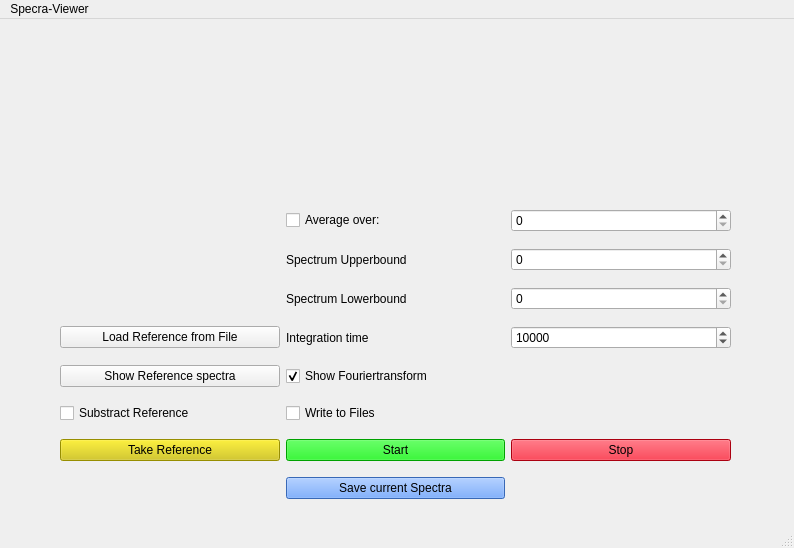
Above: scripts/MainWindow.ui from brandhoff/Ghost-OCT before the change. Below: the same form after it.
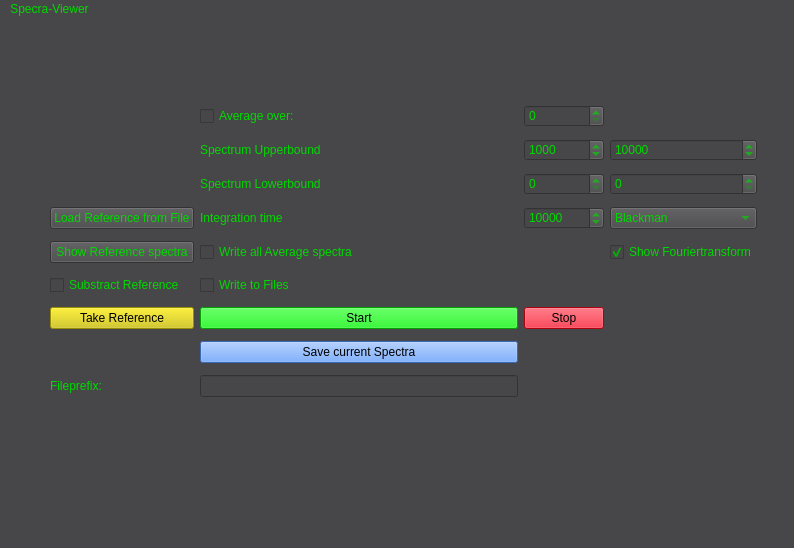
That is the form after the change.

The edit to the form file:
```diff
--- a/scripts/MainWindow.ui
+++ b/scripts/MainWindow.ui
@@ -13,255 +13,23 @@
   <property name="windowTitle">
    <string>MainWindow</string>
   </property>
+  <property name="styleSheet">
+   <string notr="true">background-color: rgb(71, 70, 72);
+color: rgb(0, 217, 0);</string>
+  </property>
   <widget class="QWidget" name="centralwidget">
    <widget class="QWidget" name="gridLayoutWidget">
     <property name="geometry">
      <rect>
-      <x>60</x>
-      <y>180</y>
-      <width>671</width>
+      <x>50</x>
+      <y>80</y>
+      <width>707</width>
       <height>311</height>
      </rect>
     </property>
     <layout class="QGridLayout" name="gridLayout">
-     <item row="10" column="3">
-      <widget class="QPushButton" name="btnStop">
-       <property name="palette">
-        <palette>
-         <active>
-          <colorrole role="Button">
-           <brush brushstyle="SolidPattern">
-            <color alpha="255">
-             <red>239</red>
-             <green>0</green>
-             <blue>23</blue>
-            </color>
-           </brush>
-          </colorrole>
-          <colorrole role="Base">
-           <brush brushstyle="SolidPattern">
-            <color alpha="255">
-             <red>239</red>
-             <green>0</green>
-             <blue>23</blue>
-            </color>
-           </brush>
-          </colorrole>
-          <colorrole role="Window">
-           <brush brushstyle="SolidPattern">
-            <color alpha="255">
-             <red>239</red>
-             <green>0</green>
-             <blue>23</blue>
-            </color>
-           </brush>
-          </colorrole>
-         </active>
-         <inactive>
-          <colorrole role="Button">
-           <brush brushstyle="SolidPattern">
-            <color alpha="255">
-             <red>239</red>
-             <green>0</green>
-             <blue>23</blue>
-            </color>
-           </brush>
-          </colorrole>
-          <colorrole role="Base">
-           <brush brushstyle="SolidPattern">
-            <color alpha="255">
-             <red>239</red>
-             <green>0</green>
-             <blue>23</blue>
-            </color>
-           </brush>
-          </colorrole>
-          <colorrole role="Window">
-           <brush brushstyle="SolidPattern">
-            <color alpha="255">
-             <red>239</red>
-             <green>0</green>
-             <blue>23</blue>
-            </color>
-           </brush>
-          </colorrole>
-         </inactive>
-         <disabled>
-          <colorrole role="Button">
-           <brush brushstyle="SolidPattern">
-            <color alpha="255">
-             <red>239</red>
-             <green>0</green>
-             <blue>23</blue>
-            </color>
-           </brush>
-          </colorrole>
-          <colorrole role="Base">
-           <brush brushstyle="SolidPattern">
-            <color alpha="255">
-             <red>239</red>
-             <green>0</green>
-             <blue>23</blue>
-            </color>
-           </brush>
-          </colorrole>
-          <colorrole role="Window">
-           <brush brushstyle="SolidPattern">
-            <color alpha="255">
-             <red>239</red>
-             <green>0</green>
-             <blue>23</blue>
-            </color>
-           </brush>
-          </colorrole>
-         </disabled>
-        </palette>
-       </property>
-       <property name="styleSheet">
-        <string notr="true">background-color: rgb(239, 0, 23);</string>
-       </property>
-       <property name="text">
-        <string>Stop</string>
-       </property>
-      </widget>
-     </item>
-     <item row="7" column="2">
-      <widget class="QCheckBox" name="checkFFT">
-       <property name="text">
-        <string>Show Fouriertransform</string>
-       </property>
-       <property name="checked">
-        <bool>true</bool>
-       </property>
-      </widget>
-     </item>
-     <item row="8" column="2">
-      <widget class="QCheckBox" name="checkWrite">
-       <property name="text">
-        <string>Write to Files</string>
-       </property>
-      </widget>
-     </item>
-     <item row="10" column="0">
-      <widget class="QPushButton" name="btnTakeRef">
-       <property name="styleSheet">
-        <string notr="true">background-color: rgb(212, 199, 0);</string>
-       </property>
-       <property name="text">
-        <string>Take Reference</string>
-       </property>
-      </widget>
-     </item>
-     <item row="11" column="2">
-      <widget class="QPushButton" name="btnSaveSpec">
-       <property name="styleSheet">
-        <string notr="true">background-color: rgb(79, 145, 255);</string>
-       </property>
-       <property name="text">
-        <string>Save current Spectra</string>
-       </property>
-      </widget>
-     </item>
-     <item row="10" column="2">
-      <widget class="QPushButton" name="btnStart">
-       <property name="palette">
-        <palette>
-         <active>
-          <colorrole role="Button">
-           <brush brushstyle="SolidPattern">
-            <color alpha="255">
-             <red>0</red>
-             <green>226</green>
-             <blue>0</blue>
-            </color>
-           </brush>
-          </colorrole>
-          <colorrole role="Base">
-           <brush brushstyle="SolidPattern">
-            <color alpha="255">
-             <red>0</red>
-             <green>226</green>
-             <blue>0</blue>
-            </color>
-           </brush>
-          </colorrole>
-          <colorrole role="Window">
-           <brush brushstyle="SolidPattern">
-            <color alpha="255">
-             <red>0</red>
-             <green>226</green>
-             <blue>0</blue>
-            </color>
-           </brush>
-          </colorrole>
-         </active>
-         <inactive>
-          <colorrole role="Button">
-           <brush brushstyle="SolidPattern">
-            <color alpha="255">
-             <red>0</red>
-             <green>226</green>
-             <blue>0</blue>
-            </color>
-           </brush>
-          </colorrole>
-          <colorrole role="Base">
-           <brush brushstyle="SolidPattern">
-            <color alpha="255">
-             <red>0</red>
-             <green>226</green>
-             <blue>0</blue>
-            </color>
-           </brush>
-          </colorrole>
-          <colorrole role="Window">
-           <brush brushstyle="SolidPattern">
-            <color alpha="255">
-             <red>0</red>
-             <green>226</green>
-             <blue>0</blue>
-            </color>
-           </brush>
-          </colorrole>
-         </inactive>
-         <disabled>
-          <colorrole role="Button">
-           <brush brushstyle="SolidPattern">
-            <color alpha="255">
-             <red>0</red>
-             <green>226</green>
-             <blue>0</blue>
-            </color>
-           </brush>
-          </colorrole>
-          <colorrole role="Base">
-           <brush brushstyle="SolidPattern">
-            <color alpha="255">
-             <red>0</red>
-             <green>226</green>
-             <blue>0</blue>
-            </color>
-           </brush>
-          </colorrole>
-          <colorrole role="Window">
-           <brush brushstyle="SolidPattern">
-            <color alpha="255">
-             <red>0</red>
-             <green>226</green>
-             <blue>0</blue>
-            </color>
-           </brush>
-          </colorrole>
-         </disabled>
-        </palette>
-       </property>
-       <property name="styleSheet">
-        <string notr="true">background-color: rgb(0, 226, 0);</string>
-       </property>
-       <property name="text">
-        <string>Start</string>
-       </property>
-      </widget>
+     <item row="12" column="2">
+      <widget class="QLineEdit" name="lineEdit"/>
      </item>
      <item row="5" column="0">
       <widget class="QPushButton" name="btnLoadRef">
@@ -277,13 +45,6 @@
        </property>
       </widget>
      </item>
-     <item row="8" column="0">
-      <widget class="QCheckBox" name="checkSub">
-       <property name="text">
-        <string>Substract Reference</string>
-       </property>
-      </widget>
-     </item>
      <item row="1" column="3">
       <widget class="QSpinBox" name="spinAverage">
        <property name="maximum">
@@ -291,6 +52,206 @@
        </property>
       </widget>
      </item>
+     <item row="1" column="2">
+      <widget class="QCheckBox" name="checkAverage">
+       <property name="styleSheet">
+        <string notr="true">color: rgb(0, 217, 0);</string>
+       </property>
+       <property name="text">
+        <string>Average over:</string>
+       </property>
+      </widget>
+     </item>
+     <item row="10" column="2">
+      <widget class="QPushButton" name="btnStart">
+       <property name="palette">
+        <palette>
+         <active>
+          <colorrole role="WindowText">
+           <brush brushstyle="SolidPattern">
+            <color alpha="255">
+             <red>0</red>
+             <green>0</green>
+             <blue>0</blue>
+            </color>
+           </brush>
+          </colorrole>
+          <colorrole role="Button">
+           <brush brushstyle="SolidPattern">
+            <color alpha="255">
+             <red>0</red>
+             <green>226</green>
+             <blue>0</blue>
+            </color>
+           </brush>
+          </colorrole>
+          <colorrole role="Text">
+           <brush brushstyle="SolidPattern">
+            <color alpha="255">
+             <red>0</red>
+             <green>0</green>
+             <blue>0</blue>
+            </color>
+           </brush>
+          </colorrole>
+          <colorrole role="ButtonText">
+           <brush brushstyle="SolidPattern">
+            <color alpha="255">
+             <red>0</red>
+             <green>0</green>
+             <blue>0</blue>
+            </color>
+           </brush>
+          </colorrole>
+          <colorrole role="Base">
+           <brush brushstyle="SolidPattern">
+            <color alpha="255">
+             <red>0</red>
+             <green>226</green>
+             <blue>0</blue>
+            </color>
+           </brush>
+          </colorrole>
+          <colorrole role="Window">
+           <brush brushstyle="SolidPattern">
+            <color alpha="255">
+             <red>0</red>
+             <green>226</green>
+             <blue>0</blue>
+            </color>
+           </brush>
+          </colorrole>
+         </active>
+         <inactive>
+          <colorrole role="WindowText">
+           <brush brushstyle="SolidPattern">
+            <color alpha="255">
+             <red>0</red>
+             <green>0</green>
+             <blue>0</blue>
+            </color>
+           </brush>
+          </colorrole>
+          <colorrole role="Button">
+           <brush brushstyle="SolidPattern">
+            <color alpha="255">
+             <red>0</red>
+             <green>226</green>
+             <blue>0</blue>
+            </color>
+           </brush>
+          </colorrole>
+          <colorrole role="Text">
+           <brush brushstyle="SolidPattern">
+            <color alpha="255">
+             <red>0</red>
+             <green>0</green>
+             <blue>0</blue>
+            </color>
+           </brush>
+          </colorrole>
+          <colorrole role="ButtonText">
+           <brush brushstyle="SolidPattern">
+            <color alpha="255">
+             <red>0</red>
+             <green>0</green>
+             <blue>0</blue>
+            </color>
+           </brush>
+          </colorrole>
+          <colorrole role="Base">
+           <brush brushstyle="SolidPattern">
+            <color alpha="255">
+             <red>0</red>
+             <green>226</green>
+             <blue>0</blue>
+            </color>
+           </brush>
+          </colorrole>
+          <colorrole role="Window">
+           <brush brushstyle="SolidPattern">
+            <color alpha="255">
+             <red>0</red>
+             <green>226</green>
+             <blue>0</blue>
+            </color>
+           </brush>
+          </colorrole>
+         </inactive>
+         <disabled>
+          <colorrole role="WindowText">
+           <brush brushstyle="SolidPattern">
+            <color alpha="255">
+             <red>0</red>
+             <green>0</green>
+             <blue>0</blue>
+            </color>
+           </brush>
+          </colorrole>
+          <colorrole role="Button">
+           <brush brushstyle="SolidPattern">
+            <color alpha="255">
+             <red>0</red>
+             <green>226</green>
+             <blue>0</blue>
+            </color>
+           </brush>
+          </colorrole>
+          <colorrole role="Text">
+           <brush brushstyle="SolidPattern">
+            <color alpha="255">
+             <red>0</red>
+             <green>0</green>
+             <blue>0</blue>
+            </color>
+           </brush>
+          </colorrole>
+          <colorrole role="ButtonText">
+           <brush brushstyle="SolidPattern">
+            <color alpha="255">
+             <red>0</red>
+             <green>0</green>
+             <blue>0</blue>
+            </color>
+           </brush>
+          </colorrole>
+          <colorrole role="Base">
+           <brush brushstyle="SolidPattern">
+            <color alpha="255">
+             <red>0</red>
+             <green>226</green>
+             <blue>0</blue>
+            </color>
+           </brush>
+          </colorrole>
+          <colorrole role="Window">
+           <brush brushstyle="SolidPattern">
+            <color alpha="255">
+             <red>0</red>
+             <green>226</green>
+             <blue>0</blue>
+            </color>
+           </brush>
+          </colorrole>
+         </disabled>
+        </palette>
+       </property>
+       <property name="styleSheet">
+        <string notr="true">background-color: rgb(0, 226, 0);
+color: rgb(0, 0, 0);</string>
+       </property>
+       <property name="text">
+        <string>Start</string>
+       </property>
+      </widget>
+     </item>
+     <item row="8" column="0">
+      <widget class="QCheckBox" name="checkSub">
+       <property name="text">
+        <string>Substract Reference</string>
+       </property>
+      </widget>
+     </item>
      <item row="4" column="3">
       <widget class="QSpinBox" name="spinLower">
        <property name="maximum">
@@ -300,6 +261,9 @@
      </item>
      <item row="4" column="2">
       <widget class="QLabel" name="label_2">
+       <property name="styleSheet">
+        <string notr="true">color: rgb(0, 217, 0);</string>
+       </property>
        <property name="text">
         <string>Spectrum Lowerbound</string>
        </property>
@@ -307,42 +271,311 @@
      </item>
      <item row="2" column="2">
       <widget class="QLabel" name="label">
+       <property name="styleSheet">
+        <string notr="true">color: rgb(0, 217, 0);</string>
+       </property>
        <property name="text">
         <string>Spectrum Upperbound</string>
        </property>
       </widget>
      </item>
-     <item row="1" column="2">
-      <widget class="QCheckBox" name="checkAverage">
+     <item row="10" column="3">
+      <widget class="QPushButton" name="btnStop">
+       <property name="palette">
+        <palette>
+         <active>
+          <colorrole role="WindowText">
+           <brush brushstyle="SolidPattern">
+            <color alpha="255">
+             <red>0</red>
+             <green>0</green>
+             <blue>0</blue>
+            </color>
+           </brush>
+          </colorrole>
+          <colorrole role="Button">
+           <brush brushstyle="SolidPattern">
+            <color alpha="255">
+             <red>239</red>
+             <green>0</green>
+             <blue>23</blue>
+            </color>
+           </brush>
+          </colorrole>
+          <colorrole role="Text">
+           <brush brushstyle="SolidPattern">
+            <color alpha="255">
+             <red>0</red>
+             <green>0</green>
+             <blue>0</blue>
+            </color>
+           </brush>
+          </colorrole>
+          <colorrole role="ButtonText">
+           <brush brushstyle="SolidPattern">
+            <color alpha="255">
+             <red>0</red>
+             <green>0</green>
+             <blue>0</blue>
+            </color>
+           </brush>
+          </colorrole>
+          <colorrole role="Base">
+           <brush brushstyle="SolidPattern">
+            <color alpha="255">
+             <red>239</red>
+             <green>0</green>
+             <blue>23</blue>
+            </color>
+           </brush>
+          </colorrole>
+          <colorrole role="Window">
+           <brush brushstyle="SolidPattern">
+            <color alpha="255">
+             <red>239</red>
+             <green>0</green>
+             <blue>23</blue>
+            </color>
+           </brush>
+          </colorrole>
+         </active>
+         <inactive>
+          <colorrole role="WindowText">
+           <brush brushstyle="SolidPattern">
+            <color alpha="255">
+             <red>0</red>
+             <green>0</green>
+             <blue>0</blue>
+            </color>
+           </brush>
+          </colorrole>
+          <colorrole role="Button">
+           <brush brushstyle="SolidPattern">
+            <color alpha="255">
+             <red>239</red>
+             <green>0</green>
+             <blue>23</blue>
+            </color>
+           </brush>
+          </colorrole>
+          <colorrole role="Text">
+           <brush brushstyle="SolidPattern">
+            <color alpha="255">
+             <red>0</red>
+             <green>0</green>
+             <blue>0</blue>
+            </color>
+           </brush>
+          </colorrole>
+          <colorrole role="ButtonText">
+           <brush brushstyle="SolidPattern">
+            <color alpha="255">
+             <red>0</red>
+             <green>0</green>
+             <blue>0</blue>
+            </color>
+           </brush>
+          </colorrole>
+          <colorrole role="Base">
+           <brush brushstyle="SolidPattern">
+            <color alpha="255">
+             <red>239</red>
+             <green>0</green>
+             <blue>23</blue>
+            </color>
+           </brush>
+          </colorrole>
+          <colorrole role="Window">
+           <brush brushstyle="SolidPattern">
+            <color alpha="255">
+             <red>239</red>
+             <green>0</green>
+             <blue>23</blue>
+            </color>
+           </brush>
+          </colorrole>
+         </inactive>
+         <disabled>
+          <colorrole role="WindowText">
+           <brush brushstyle="SolidPattern">
+            <color alpha="255">
+             <red>0</red>
+             <green>0</green>
+             <blue>0</blue>
+            </color>
+           </brush>
+          </colorrole>
+          <colorrole role="Button">
+           <brush brushstyle="SolidPattern">
+            <color alpha="255">
+             <red>239</red>
+             <green>0</green>
+             <blue>23</blue>
+            </color>
+           </brush>
+          </colorrole>
+          <colorrole role="Text">
+           <brush brushstyle="SolidPattern">
+            <color alpha="255">
+             <red>0</red>
+             <green>0</green>
+             <blue>0</blue>
+            </color>
+           </brush>
+          </colorrole>
+          <colorrole role="ButtonText">
+           <brush brushstyle="SolidPattern">
+            <color alpha="255">
+             <red>0</red>
+             <green>0</green>
+             <blue>0</blue>
+            </color>
+           </brush>
+          </colorrole>
+          <colorrole role="Base">
+           <brush brushstyle="SolidPattern">
+            <color alpha="255">
+             <red>239</red>
+             <green>0</green>
+             <blue>23</blue>
+            </color>
+           </brush>
+          </colorrole>
+          <colorrole role="Window">
+           <brush brushstyle="SolidPattern">
+            <color alpha="255">
+             <red>239</red>
+             <green>0</green>
+             <blue>23</blue>
+            </color>
+           </brush>
+          </colorrole>
+         </disabled>
+        </palette>
+       </property>
+       <property name="styleSheet">
+        <string notr="true">background-color: rgb(239, 0, 23);
+color: rgb(0, 0, 0);</string>
+       </property>
        <property name="text">
-        <string>Average over:</string>
+        <string>Stop</string>
        </property>
       </widget>
      </item>
-     <item row="2" column="3">
-      <widget class="QSpinBox" name="spinUpper">
-       <property name="maximum">
-        <number>10000</number>
+     <item row="8" column="2">
+      <widget class="QCheckBox" name="checkWrite">
+       <property name="text">
+        <string>Write to Files</string>
        </property>
       </widget>
      </item>
-     <item row="5" column="3">
-      <widget class="QSpinBox" name="spinInt">
-       <property name="maximum">
-        <number>1000000</number>
+     <item row="10" column="0">
+      <widget class="QPushButton" name="btnTakeRef">
+       <property name="styleSheet">
+        <string notr="true">background-color: rgb(212, 199, 0);
+color: rgb(0, 0, 0);</string>
        </property>
-       <property name="value">
-        <number>10000</number>
+       <property name="text">
+        <string>Take Reference</string>
+       </property>
+      </widget>
+     </item>
+     <item row="11" column="2">
+      <widget class="QPushButton" name="btnSaveSpec">
+       <property name="styleSheet">
+        <string notr="true">background-color: rgb(79, 145, 255);
+color: rgb(0, 0, 0);</string>
+       </property>
+       <property name="text">
+        <string>Save current Spectra</string>
+       </property>
+      </widget>
+     </item>
+     <item row="12" column="0">
+      <widget class="QLabel" name="label_4">
+       <property name="text">
+        <string>Fileprefix:</string>
        </property>
       </widget>
      </item>
      <item row="5" column="2">
       <widget class="QLabel" name="label_3">
+       <property name="styleSheet">
+        <string notr="true">color: rgb(0, 217, 0);</string>
+       </property>
        <property name="text">
         <string>Integration time</string>
        </property>
       </widget>
      </item>
+     <item row="5" column="3">
+      <widget class="QSpinBox" name="spinInt">
+       <property name="maximum">
+        <number>1000000</number>
+       </property>
+       <property name="value">
+        <number>10000</number>
+       </property>
+      </widget>
+     </item>
+     <item row="2" column="3">
+      <widget class="QSpinBox" name="spinUpper">
+       <property name="maximum">
+        <number>10000</number>
+       </property>
+       <property name="value">
+        <number>1000</number>
+       </property>
+      </widget>
+     </item>
+     <item row="5" column="4">
+      <widget class="QComboBox" name="comboWindow">
+       <item>
+        <property name="text">
+         <string>Blackman</string>
+        </property>
+       </item>
+       <item>
+        <property name="text">
+         <string>Hamming</string>
+        </property>
+       </item>
+      </widget>
+     </item>
+     <item row="7" column="4">
+      <widget class="QCheckBox" name="checkFFT">
+       <property name="text">
+        <string>Show Fouriertransform</string>
+       </property>
+       <property name="checked">
+        <bool>true</bool>
+       </property>
+      </widget>
+     </item>
+     <item row="2" column="4">
+      <widget class="QSpinBox" name="spinFFTupper">
+       <property name="maximum">
+        <number>100000</number>
+       </property>
+       <property name="value">
+        <number>10000</number>
+       </property>
+      </widget>
+     </item>
+     <item row="4" column="4">
+      <widget class="QSpinBox" name="spinFFTlower">
+       <property name="maximum">
+        <number>100000</number>
+       </property>
+      </widget>
+     </item>
+     <item row="7" column="2">
+      <widget class="QCheckBox" name="checkWriteAllAve">
+       <property name="text">
+        <string>Write all Average spectra</string>
+       </property>
+      </widget>
+     </item>
     </layout>
    </widget>
   </widget>
@@ -356,6 +589,9 @@
     </rect>
    </property>
    <widget class="QMenu" name="menuSpecra_Viewer">
+    <property name="styleSheet">
+     <string notr="true">background-color: rgb(71, 70, 72);</string>
+    </property>
     <property name="title">
      <string>Specra-Viewer</string>
     </property>
```
